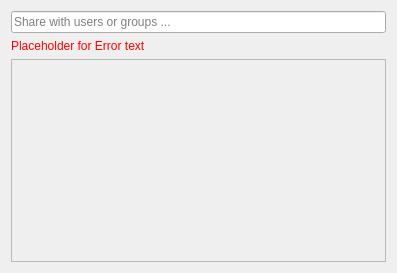
Old version of the form src/gui/shareusergroupwidget.ui in the repository nextcloud/desktop.
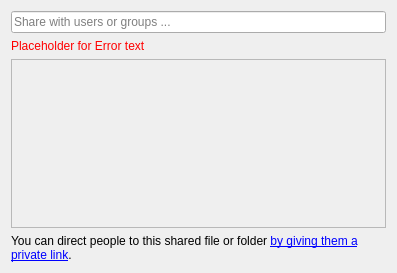
New version of the form.

Commit message:
Introduce private link sharing #5023
* SocketAPI has COPL_LOCAL_LINK / EMAIL_LOCAL_LINK commands
* The nautilus and dolphing shell integrations show a submenu from which
  one can share as well as access the private link.
* The SocketAPI provides a new GET_STRINGS command to access localized
  strings.
* The private link can also be accessed from the user/group sharing
  dialog.
* The numeric file id is extracted from the full id to create the
  private link url.

The edit to the form file:
```diff
--- a/src/gui/shareusergroupwidget.ui
+++ b/src/gui/shareusergroupwidget.ui
@@ -94,14 +94,24 @@
        <rect>
         <x>0</x>
         <y>0</y>
-        <width>395</width>
-        <height>221</height>
+        <width>377</width>
+        <height>169</height>
        </rect>
       </property>
       <layout class="QVBoxLayout" name="verticalLayout_3"/>
      </widget>
     </widget>
    </item>
+   <item>
+    <widget class="QLabel" name="privateLinkText">
+     <property name="text">
+      <string>&lt;html&gt;&lt;head/&gt;&lt;body&gt;&lt;p&gt;You can direct people to this shared file or folder &lt;a href=&quot;private link menu&quot;&gt;&lt;span style=&quot; text-decoration: underline; color:#0000ff;&quot;&gt;by giving them a private link&lt;/span&gt;&lt;/a&gt;.&lt;/p&gt;&lt;/body&gt;&lt;/html&gt;</string>
+     </property>
+     <property name="wordWrap">
+      <bool>true</bool>
+     </property>
+    </widget>
+   </item>
   </layout>
  </widget>
  <layoutdefault spacing="6" margin="11"/>
```
The commit also changes 24 other files.
